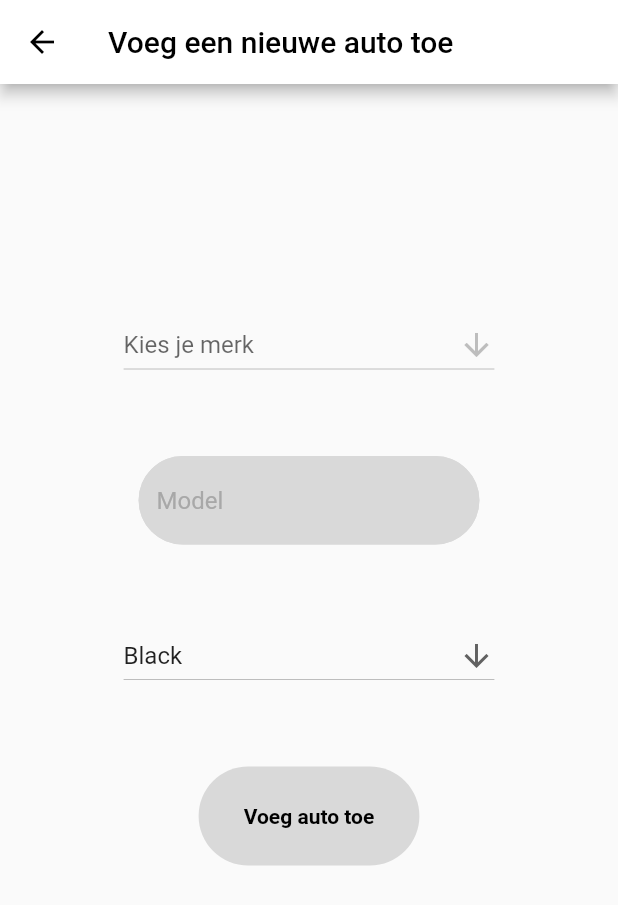
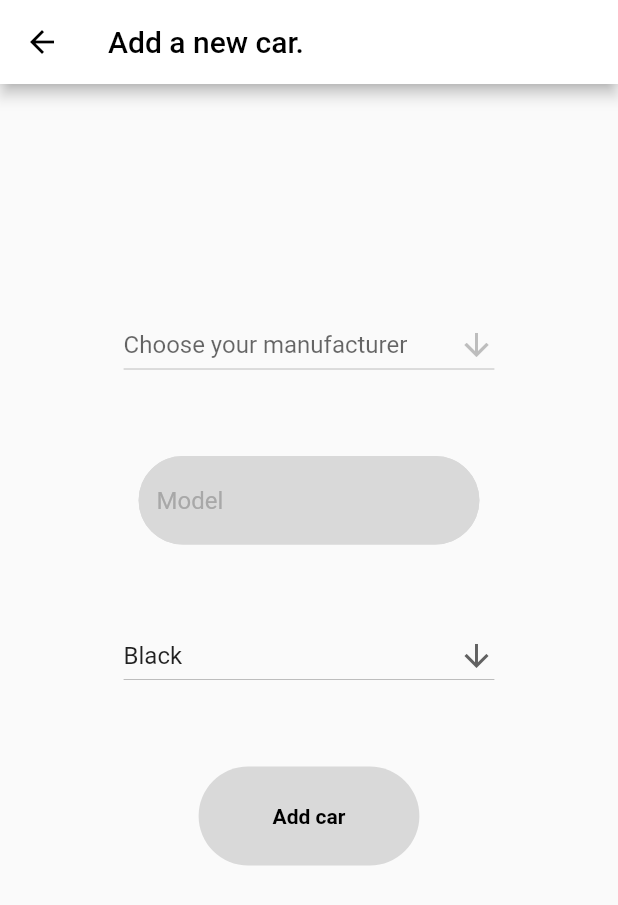
Before and after one commit to NilsVanVaerenbergh/Parkaholic, a Flutter app: the AddCar screen opened directly with empty values, on a phone screen of 412 x 824 dp. Shown: the top 905 px of the screen. Run offline on Flutter 3.47's test engine with Material 2 defaults, Android fonts, the phone set to English and light mode, and no system bars; our stand-ins replace cloud_firestore, firebase_core, flutter_map, flutter_svg, geolocator, latlong2 and 1 more; missing offline and left inert: crypt, dart:html; accounts and stored records are empty.

```diff
--- a/src/lib/components/menuComponents/reserveSpot/reserveSpotStep1.dart
+++ b/src/lib/components/menuComponents/reserveSpot/reserveSpotStep1.dart
@@ -105,7 +105,7 @@ class _ReserveSpotStep1State extends State<ReserveSpotStep1> {
                 height: 20,
               ),
               Text.rich(TextSpan(
-                  text: "address: ",
+                  text: "Address: ",
                   style: TextStyle(fontSize: 20),
                   children: <TextSpan>[
                     TextSpan(
--- a/src/lib/components/menuComponents/templatePanel.dart
+++ b/src/lib/components/menuComponents/templatePanel.dart
@@ -83,8 +83,6 @@ class _TemplatePanelState extends State<TemplatePanel> {
   @override
   void didUpdateWidget(TemplatePanel oldWidget) {
     super.didUpdateWidget(oldWidget);
-    debugPrint(
-        "parkingsSpot old ${oldWidget.selectedParkingSpot} - new ${widget.selectedParkingSpot}");
     if (widget.selectedParkingSpot != oldWidget.selectedParkingSpot) {
       updateCurrentContent();
     }
@@ -128,9 +126,9 @@ class _TemplatePanelState extends State<TemplatePanel> {
                 _currentContent = ReserveSpotStep3(
                   carId: previousCarId,
                 );
-                _button_text = "Awsome!";
+                _button_text = "Awesome!";
               } else if (_currentContent is ReserveSpotStep3) {
-                _currentContent = const Text("Klik op een marker");
+                _currentContent = const Text("Click on a marker");
                 widget.panelController.close();
               } else if (_currentContent is LeaveSpotStep1) {
                 leavingIn = leavingDate.microsecondsSinceEpoch;
@@ -141,7 +139,7 @@ class _TemplatePanelState extends State<TemplatePanel> {
                   leavingIn: leavingIn,
                 );
               } else if (_currentContent is LeaveSpotStep2) {
-                _currentContent = const Text("Klik op een marker");
+                _currentContent = const Text("Click on a marker");
                 widget.panelController.close();
               } else if (_currentContent is AddParkingSpot) {
                 final doc =
--- a/src/lib/handlers/data_handler.dart
+++ b/src/lib/handlers/data_handler.dart
@@ -29,6 +29,12 @@ class DataHandler {
         "created-at": DateTime.now().millisecondsSinceEpoch
       };
       docUser.set(user);
+      QuerySnapshot userData = await FirebaseFirestore.instance
+          .collection("Users")
+          .where("id", isEqualTo: generatedId)
+          .limit(1)
+          .get();
+      return userData.docs.first;
     } else {
       throw "Deze gebruikersnaam is al in gebruik!";
     }
--- a/src/lib/handlers/position.dart
+++ b/src/lib/handlers/position.dart
@@ -18,27 +18,22 @@ class PositionHandler {
   Future<void> checkLocationEnabled() async {
     bool servicestatus = await Geolocator.isLocationServiceEnabled();
     if (servicestatus) {
-      print("GPS service is enabled");
       LocationPermission permission = await Geolocator.checkPermission();
       if (permission == LocationPermission.denied) {
         permission = await Geolocator.requestPermission();
         if (permission == LocationPermission.denied) {
-          print('Location permissions are denied');
           locationPermission = false;
         } else if (permission == LocationPermission.deniedForever) {
-          print("Location permissions are permanently denied");
           locationPermission = false;
         } else {
           getCurrentLocation();
           locationPermission = true;
         }
       } else {
-        print("GPS Location permission granted.");
         getCurrentLocation();
         locationPermission = true;
       }
     } else {
-      print("GPS service is disabled.");
       locationPermission = false;
     }
   }
--- a/src/lib/pages/add_car.dart
+++ b/src/lib/pages/add_car.dart
@@ -33,7 +33,7 @@ class _AddCar extends State<AddCar> {
 
     return Scaffold(
       appBar: AppBar(
-        title: const Text("Voeg een nieuwe auto toe"),
+        title: const Text("Add a new car."),
       ),
       body: SafeArea(
         child: Padding(
@@ -56,7 +56,7 @@ class _AddCar extends State<AddCar> {
                 icon: const Icon(Icons.arrow_downward),
                 isExpanded: true,
                 value: widget.dropDownValue,
-                hint: const Text("Kies je merk"),
+                hint: const Text("Choose your manufacturer"),
                 onChanged: (String? value) {
                   // This is called when the user selects an item.
                   setState(() {
@@ -79,7 +79,7 @@ class _AddCar extends State<AddCar> {
                 icon: const Icon(Icons.arrow_downward),
                 isExpanded: true,
                 value: widget.colorDropDownValue.value,
-                hint: const Text("Kies je merk"),
+                hint: const Text("Choose your manufacturer"),
                 onChanged: (Object? value) {
                   // This is called when the user selects an item.
                   setState(() {
@@ -112,7 +112,7 @@ class _AddCar extends State<AddCar> {
                                       userData: widget.userData,
                                     )))
                       },
-                  button_text: "Voeg auto toe")
+                  button_text: "Add car")
             ],
           ),
         ),
--- a/src/lib/pages/cars.dart
+++ b/src/lib/pages/cars.dart
@@ -22,7 +22,6 @@ class _Cars extends State<Cars> {
   List<CarItem> carItemList = [];
 
   void createInitState() {
-    debugPrint("ran void createInitState()");
     CarsHandler().fetchUserCars(widget.userData.id).then((value) => {
           setState(() => carList = value),
           if (carItemList.length < value.length)
@@ -44,7 +43,7 @@ class _Cars extends State<Cars> {
     }
     return Scaffold(
       appBar: AppBar(
-        title: Text("Auto's van ${widget.userData['name']}"),
+        title: Text("Cars of ${widget.userData['name']}"),
       ),
       body: SafeArea(
         child: Padding(
@@ -61,11 +60,11 @@ class _Cars extends State<Cars> {
                 height: 50,
               ),
               Text(
-                'Welkom ${widget.userData["name"]}',
+                'Welcome ${widget.userData["name"]}',
                 style: const TextStyle(fontSize: 20),
               ),
               MyButton(
-                  button_text: "Voeg toe.",
+                  button_text: "Add car",
                   onTap: () => {
                         Navigator.push(
                             context,
--- a/src/lib/pages/login.dart
+++ b/src/lib/pages/login.dart
@@ -65,7 +65,7 @@ class _Login extends State<Login> {
                 height: 50,
               ),
               MyButton(
-                button_text: "Aanmelden",
+                button_text: "Sign-in",
                 onTap: () => {
                   hashedPassword = DataHandler()
                       .hashPassword(password: passwordController.text),
@@ -74,7 +74,6 @@ class _Login extends State<Login> {
                           name: usernameController.text,
                           hashedPassword: hashedPassword)
                       .then((userData) => {
-                            debugPrint(userData.toString()),
                             Navigator.push(
                                 context,
                                 MaterialPageRoute(
@@ -97,7 +96,7 @@ class _Login extends State<Login> {
                 height: 15,
               ),
               MyButton(
-                button_text: "Registreer",
+                button_text: "Sing-up",
                 onTap: () => Navigator.push(
                     context,
                     MaterialPageRoute(
```
Also changed, not shown: src/lib/components/menuComponents/leaveSpot/leaveSpotStep1.dart (+14 -10 lines), src/lib/pages/register_user.dart (+11 -6 lines).
